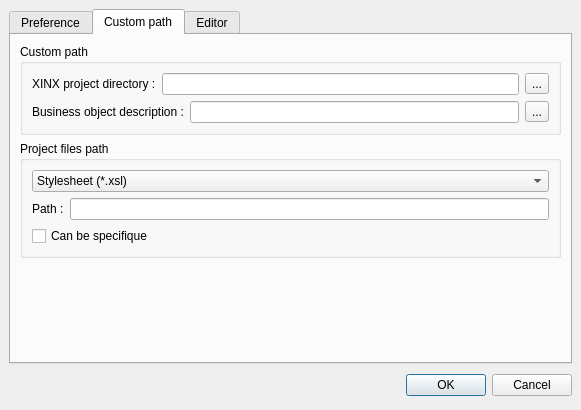
Old version of the form ui/custom.ui in the repository phoenix741/xinx.
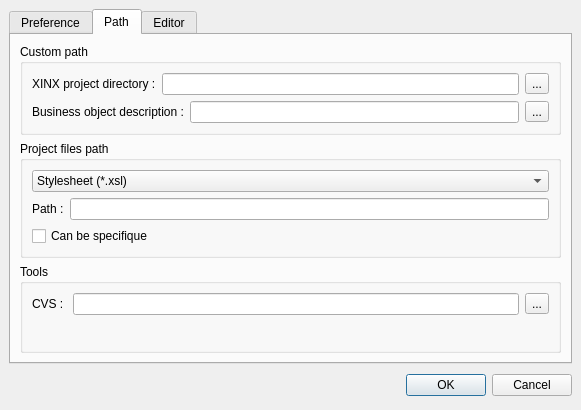
New version of the form. The open tabs and pages were chosen to show the change. Icons and pictures are not drawn. Custom widgets are drawn as their Qt base class.

Patch:
```diff
--- a/ui/custom.ui
+++ b/ui/custom.ui
@@ -118,7 +118,7 @@
      </widget>
      <widget class="QWidget" name="page_2" >
       <attribute name="title" >
-       <string>Custom path</string>
+       <string>Path</string>
       </attribute>
       <attribute name="icon" >
        <iconset resource="../images/application.qrc" >:/folder.png</iconset>
@@ -231,6 +231,45 @@
         </widget>
        </item>
        <item>
+        <widget class="QGroupBox" name="groupBox_5" >
+         <property name="title" >
+          <string>Tools</string>
+         </property>
+         <layout class="QVBoxLayout" >
+          <property name="margin" >
+           <number>9</number>
+          </property>
+          <property name="spacing" >
+           <number>6</number>
+          </property>
+          <item>
+           <layout class="QHBoxLayout" >
+            <property name="margin" >
+             <number>0</number>
+            </property>
+            <property name="spacing" >
+             <number>6</number>
+            </property>
+            <item>
+             <widget class="QLabel" name="label_7" >
+              <property name="text" >
+               <string>CVS : </string>
+              </property>
+             </widget>
+            </item>
+            <item>
+             <widget class="QLineEdit" name="m_CVSToolsLineEdit" />
+            </item>
+            <item>
+             <widget class="QToolButton" name="m_cvsToolButton" >
+              <property name="text" >
+               <string>...</string>
+              </property>
+             </widget>
+            </item>
+           </layout>
+          </item>
+          <item>
         <spacer>
          <property name="orientation" >
           <enum>Qt::Vertical</enum>
@@ -238,10 +277,13 @@
          <property name="sizeHint" >
           <size>
            <width>20</width>
-           <height>181</height>
+              <height>40</height>
           </size>
          </property>
         </spacer>
+          </item>
+         </layout>
+        </widget>
        </item>
       </layout>
      </widget>
```
Left out of the diff: 12 changed lines with no effect on the pictures. Lines whose indentation alone changed are shown as unchanged.
